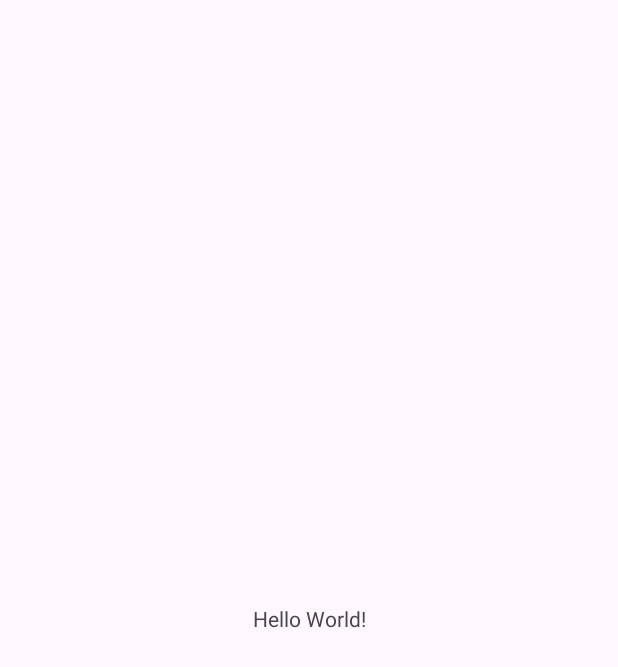
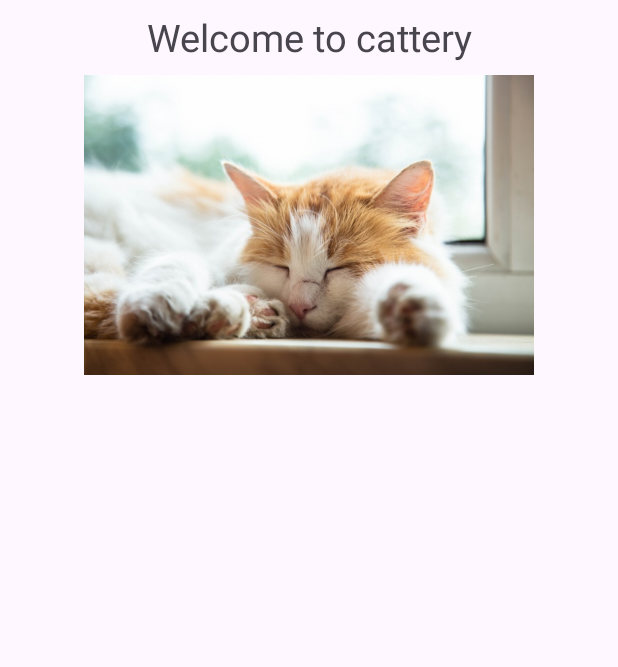
Before and after one commit to sanhuzhen/cat_cqupt, an Android app: the screen it shows after launch (MainActivity), on a phone screen of 412 x 824 dp. Before the commit the part shown is almost empty. Shown: the top 667 px of the screen. Run offline under Robolectric (Android 15) with nearby library versions, the light colour scheme and no system bars.

Commit message:
新增了图片滑动效果

```diff
--- a/app/build.gradle.kts
+++ b/app/build.gradle.kts
@@ -39,6 +39,8 @@ dependencies {
 
     implementation("androidx.core:core-ktx:1.10.1")
     implementation("androidx.appcompat:appcompat:1.6.1")
+    implementation("androidx.recyclerview:recyclerview:1.3.2")
+    implementation("androidx.viewpager:viewpager:1.0.0")
     implementation("com.google.android.material:material:1.9.0")
     implementation("androidx.constraintlayout:constraintlayout:2.1.4")
     testImplementation("junit:junit:4.13.2")
--- a/app/src/main/java/com/example/cat_cqupt/MainActivity.kt
+++ b/app/src/main/java/com/example/cat_cqupt/MainActivity.kt
@@ -2,10 +2,20 @@ package com.example.cat_cqupt
 
 import androidx.appcompat.app.AppCompatActivity
 import android.os.Bundle
+import androidx.viewpager.widget.ViewPager
+import com.example.cat_cqupt.PageTransformor.ImagePaperAdapter
 
 class MainActivity : AppCompatActivity() {
+    private val imageList = listOf<Int>(R.drawable.img_2,R.drawable.img_1)
     override fun onCreate(savedInstanceState: Bundle?) {
         super.onCreate(savedInstanceState)
         setContentView(R.layout.activity_main)
+        val viewPager: ViewPager = findViewById(R.id.viewPager)
+        viewPager.adapter = ImagePaperAdapter(this,imageList)
+        viewPager.setPageTransformer(true){ page , position ->
+            val normalizedPosition = Math.abs(Math.abs(position) - 1)
+            page.scaleX = normalizedPosition / 2 + 0.5f
+            page.scaleY = normalizedPosition /2 + 0.5f
+        }
     }
 }
--- /dev/null
+++ b/app/src/main/java/com/example/cat_cqupt/PageTransformor/ImagePaperAdapter.kt
@@ -0,0 +1,51 @@
+package com.example.cat_cqupt.PageTransformor
+
+import android.content.Context
+import android.content.Intent
+import android.net.Uri
+import android.view.LayoutInflater
+import android.view.View
+import android.view.ViewGroup
+import android.widget.ImageView
+import android.widget.Toast
+import androidx.viewpager.widget.PagerAdapter
+import com.example.cat_cqupt.MainActivity
+import com.example.cat_cqupt.R
+import com.example.cat_cqupt.R.*
+
+/**
+ * 建立一个适配器用于展示多张图片
+ */
+class ImagePaperAdapter(private val context: Context, val imageList: List<Int>) : PagerAdapter() {
+
+    //返回想要展示的页面数
+    override fun getCount(): Int {
+        return imageList.size
+    }
+
+    //判断页面视图是否与指定图片相符
+    override fun isViewFromObject(view: View, `object`: Any): Boolean {
+        return view == `object`
+    }
+
+    //实例化imageview
+    override fun instantiateItem(container: ViewGroup, position: Int): Any {
+        val imageView = ImageView(context)
+        imageView.setImageResource(imageList[position])
+        container.addView(imageView)
+        imageView.setOnClickListener {
+            val intent = Intent(Intent.ACTION_VIEW)
+            intent.data = Uri.parse("http://www.cqupt.edu.cn/")
+            Toast.makeText(context, "jj", Toast.LENGTH_LONG).show()
+
+        }
+        return imageView
+    }
+
+
+    //用于销毁页面
+    override fun destroyItem(container: ViewGroup, position: Int, `object`: Any) {
+        container.removeView(`object` as View)
+    }
+
+}
--- a/app/src/main/res/layout/activity_main.xml
+++ b/app/src/main/res/layout/activity_main.xml
@@ -1,18 +1,33 @@
 <?xml version="1.0" encoding="utf-8"?>
-<androidx.constraintlayout.widget.ConstraintLayout xmlns:android="http://schemas.android.com/apk/res/android"
-    xmlns:app="http://schemas.android.com/apk/res-auto"
+<LinearLayout xmlns:android="http://schemas.android.com/apk/res/android"
     xmlns:tools="http://schemas.android.com/tools"
     android:layout_width="match_parent"
     android:layout_height="match_parent"
-    tools:context=".MainActivity">
+    android:orientation="vertical">
 
-    <TextView
-        android:layout_width="wrap_content"
-        android:layout_height="wrap_content"
-        android:text="Hello World!"
-        app:layout_constraintBottom_toBottomOf="parent"
-        app:layout_constraintEnd_toEndOf="parent"
-        app:layout_constraintStart_toStartOf="parent"
-        app:layout_constraintTop_toTopOf="parent" />
+    <LinearLayout
+        android:id="@+id/linearLayout"
+        android:layout_width="match_parent"
+        android:layout_height="50dp"
+        android:gravity="center"
+        android:orientation="horizontal"
+        tools:ignore="MissingConstraints,UselessLeaf">
 
-</androidx.constraintlayout.widget.ConstraintLayout>
+        <TextView
+            android:layout_width="wrap_content"
+            android:layout_height="wrap_content"
+            android:gravity="center"
+            android:text="@string/welcome"
+            android:textSize="25sp" />
+
+
+    </LinearLayout>
+
+    <androidx.viewpager.widget.ViewPager
+        android:id="@+id/viewPager"
+        android:layout_gravity="center_horizontal"
+        android:layout_width="350dp"
+        android:layout_height="200dp" />
+
+
+</LinearLayout>
--- /dev/null
+++ b/app/src/main/res/layout/item_image.xml
@@ -0,0 +1,10 @@
+<?xml version="1.0" encoding="utf-8"?>
+<ImageView xmlns:android="http://schemas.android.com/apk/res/android"
+    android:id="@+id/imageview"
+    android:layout_width="350dp"
+    android:layout_height="100dp"
+    android:scaleType="centerCrop"
+    android:layout_gravity="center_horizontal"
+    android:importantForAccessibility="no">
+
+</ImageView>
--- a/app/src/main/res/values/strings.xml
+++ b/app/src/main/res/values/strings.xml
@@ -1,3 +1,4 @@
 <resources>
     <string name="app_name">cat_cqupt</string>
+    <string name="welcome">Welcome to cattery</string>
 </resources>
```
Also changed, not shown: app/src/main/res/drawable/img_1.png (added), app/src/main/res/drawable/img_2.png (added).
